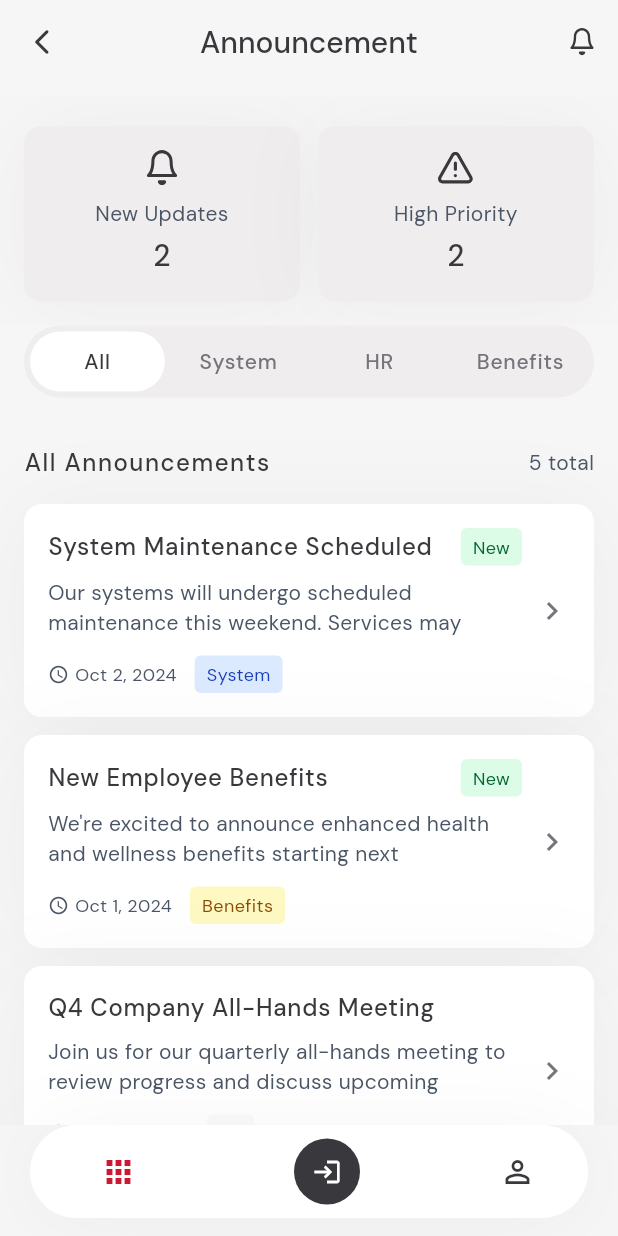
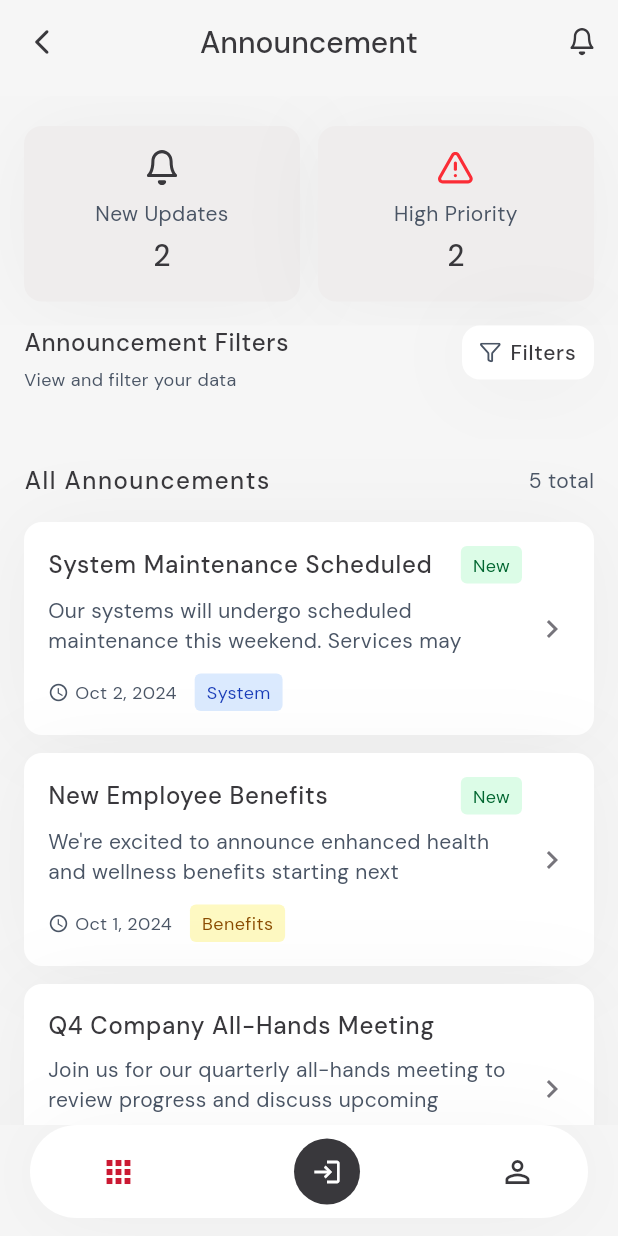
Before and after one commit to salma-al/smartvision-mobile-app, a Flutter app: the CompanyOverviewPage screen opened directly, item 3 of the bottom bar chosen, after a tap on "Announcements", on a phone screen of 412 x 824 dp. Run offline on Flutter 3.47's test engine with Material 3 defaults, Android fonts, the light colour scheme and no system bars; our stand-ins replace flutter_svg, google_fonts.

Commit message:
style(announcement):style tweaks

```diff
--- a/lib/constants/app_constants.dart
+++ b/lib/constants/app_constants.dart
@@ -120,6 +120,15 @@ class AppTypography {
   );
 
   // 14px, 400, 20px line-height, darkText
+  static TextStyle body16({Color? color}) => TextStyle(
+    fontSize: 16,
+    fontWeight: FontWeight.w400,
+    height: 20 / 14,
+    color: color ?? AppColors.darkText,
+    fontFamily: GoogleFonts.dmSans().fontFamily,
+  );
+
+  // 14px, 400, 20px line-height, darkText
   static TextStyle body14({Color? color}) => TextStyle(
     fontSize: 14,
     fontWeight: FontWeight.w400,
--- a/lib/pages/announcements_page.dart
+++ b/lib/pages/announcements_page.dart
@@ -3,6 +3,7 @@ import 'package:flutter_svg/flutter_svg.dart';
 import '../constants/app_constants.dart';
 import '../widgets/base_scaffold.dart';
 import '../widgets/secondary_app_bar.dart';
+import '../widgets/filter_panel.dart';
 import 'announcement_detail_page.dart';
 
 class AnnouncementsPage extends StatefulWidget {
@@ -13,7 +14,7 @@ class AnnouncementsPage extends StatefulWidget {
 }
 
 class _AnnouncementsPageState extends State<AnnouncementsPage> {
-  String selectedTab = 'All';
+  String selectedCategory = 'All';
 
   final List<Map<String, dynamic>> announcements = [
     {
@@ -67,10 +68,10 @@ class _AnnouncementsPageState extends State<AnnouncementsPage> {
   ];
 
   List<Map<String, dynamic>> get filteredAnnouncements {
-    if (selectedTab == 'All') {
+    if (selectedCategory == 'All') {
       return announcements;
     }
-    return announcements.where((a) => a['tag'] == selectedTab).toList();
+    return announcements.where((a) => a['tag'] == selectedCategory).toList();
   }
 
   int get newUpdatesCount =>
@@ -114,27 +115,20 @@ class _AnnouncementsPageState extends State<AnnouncementsPage> {
             ),
           ),
 
-          // Tabs Section
+          // Filter Section
           Container(
             color: AppColors.backgroundColor,
             padding: const EdgeInsets.fromLTRB(16, 0, 16, 16),
-            child: Container(
-              padding: const EdgeInsets.all(4),
-              decoration: BoxDecoration(
-                color: AppColors.darkBackgroundColor,
-                borderRadius: BorderRadius.circular(100),
-              ),
-              child: Row(
-                children: [
-                  _buildTabButton('All'),
-                  const SizedBox(width: 4),
-                  _buildTabButton('System'),
-                  const SizedBox(width: 4),
-                  _buildTabButton('HR'),
-                  const SizedBox(width: 4),
-                  _buildTabButton('Benefits'),
-                ],
-              ),
+            child: FilterPanel(
+              pageTitle: 'Announcement Filters',
+              pageSubtitle: 'View and filter your data',
+              typeLabel: 'Category',
+              typeOptions: const ['All', 'System', 'HR', 'Benefits', 'Security'],
+              onFilter: (from, to, type, status, needAction) {
+                setState(() {
+                  selectedCategory = type;
+                });
+              },
             ),
           ),
 
@@ -180,6 +174,11 @@ class _AnnouncementsPageState extends State<AnnouncementsPage> {
     required String label,
     required int count,
   }) {
+    // Use red color for alert/high priority icon
+    final iconColor = iconPath.contains('alert')
+        ? AppColors.notificationBadgeColor
+        : AppColors.darkText;
+
     return Container(
       padding: const EdgeInsets.all(16),
       decoration: BoxDecoration(
@@ -193,7 +192,7 @@ class _AnnouncementsPageState extends State<AnnouncementsPage> {
             iconPath,
             width: 24,
             height: 24,
-            color: AppColors.darkText,
+            color: iconColor,
           ),
           const SizedBox(height: 8),
           Text(
@@ -207,33 +206,6 @@ class _AnnouncementsPageState extends State<AnnouncementsPage> {
             style: AppTypography.h3(),
           ),
         ],
-      ),
-    );
-  }
-
-  Widget _buildTabButton(String label) {
-    final isSelected = selectedTab == label;
-    return Expanded(
-      child: GestureDetector(
-        onTap: () {
-          setState(() {
-            selectedTab = label;
-          });
-        },
-        child: Container(
-          padding: const EdgeInsets.symmetric(vertical: 10),
-          decoration: BoxDecoration(
-            color: isSelected ? AppColors.white : Colors.transparent,
-            borderRadius: BorderRadius.circular(100),
-          ),
-          child: Text(
-            label,
-            style: AppTypography.p14(
-              color: isSelected ? AppColors.darkText : AppColors.greyText,
-            ),
-            textAlign: TextAlign.center,
-          ),
-        ),
       ),
     );
   }
--- a/lib/pages/company_overview_page.dart
+++ b/lib/pages/company_overview_page.dart
@@ -26,6 +26,10 @@ class CompanyOverviewPage extends StatelessWidget {
               children: [
                 // About Section
                 _buildAboutSection(),
+                const SizedBox(height: 20),
+
+                // Company Information Section
+                _buildCompanyInfoSection(),
                 const SizedBox(height: 20),
 
                 // Contact Information Section
@@ -65,23 +69,19 @@ class CompanyOverviewPage extends StatelessWidget {
           // Section Title with Icon
           Row(
             children: [
-              Container(
+              SvgPicture.asset(
+                'assets/icons/building.svg',
                 width: 24,
                 height: 24,
-                decoration: BoxDecoration(
-                  color: AppColors.darkText,
-                  borderRadius: BorderRadius.circular(4),
-                ),
-                child: const Icon(
-                  Icons.business,
-                  color: AppColors.white,
-                  size: 16,
+                colorFilter: const ColorFilter.mode(
+                  AppColors.darkText,
+                  BlendMode.srcIn,
                 ),
               ),
               const SizedBox(width: 8),
               Text(
                 'About Smart Vision Group',
-                style: AppTypography.h4(),
+                style: AppTypography.body16(),
               ),
             ],
           ),
@@ -90,9 +90,45 @@ class CompanyOverviewPage extends StatelessWidget {
           // Description
           Text(
             'Smart Vision Group for engineering services, established in Sharjah, UAE, in 2013, is an engineering consultancy firm with branches in Dubai, Sharjah, Abu Dhabi, and Egypt. Specializing in comprehensive engineering solutions for various types of properties, our team of professional engineers is dedicated to transforming visions into reality with precision and care. We are committed to excellence and maintain the highest standards in all sectors of engineering consultancy.',
-            style: AppTypography.body14(),
+            style: AppTypography.body16(),
           ),
-          const SizedBox(height: 24),
+        ],
+      ),
+    );
+  }
+
+  Widget _buildCompanyInfoSection() {
+    return Container(
+      width: double.infinity,
+      padding: const EdgeInsets.all(16.0),
+      decoration: BoxDecoration(
+        color: AppColors.white,
+        borderRadius: BorderRadius.circular(AppBorderRadius.radius12),
+        boxShadow: AppShadows.defaultShadow,
+      ),
+      child: Column(
+        crossAxisAlignment: CrossAxisAlignment.start,
+        children: [
+          // Section Title with Icon
+          Row(
+            children: [
+              SvgPicture.asset(
+                'assets/icons/company.svg',
+                width: 24,
+                height: 24,
+                colorFilter: const ColorFilter.mode(
+                  AppColors.darkText,
+                  BlendMode.srcIn,
+                ),
+              ),
+              const SizedBox(width: 8),
+              Text(
+                'Company Information',
+                style: AppTypography.body16(),
+              ),
+            ],
+          ),
+          const SizedBox(height: 16),
 
           // Company Stats
           Row(
@@ -148,23 +184,19 @@ class CompanyOverviewPage extends StatelessWidget {
           // Section Title with Icon
           Row(
             children: [
-              Container(
+              SvgPicture.asset(
+                'assets/icons/phone.svg',
                 width: 24,
                 height: 24,
-                decoration: BoxDecoration(
-                  color: AppColors.darkText,
-                  borderRadius: BorderRadius.circular(4),
-                ),
-                child: const Icon(
-                  Icons.phone,
-                  color: AppColors.white,
-                  size: 16,
+                colorFilter: const ColorFilter.mode(
+                  AppColors.darkText,
+                  BlendMode.srcIn,
                 ),
               ),
               const SizedBox(width: 8),
               Text(
                 'Contact Information',
-                style: AppTypography.h4(),
+                style: AppTypography.body16(),
               ),
             ],
           ),
@@ -284,23 +316,19 @@ class CompanyOverviewPage extends StatelessWidget {
           // Section Title with Icon
           Row(
             children: [
-              Container(
+              SvgPicture.asset(
+                'assets/icons/values.svg',
                 width: 24,
                 height: 24,
-                decoration: BoxDecoration(
-                  color: AppColors.darkText,
-                  borderRadius: BorderRadius.circular(4),
-                ),
-                child: const Icon(
-                  Icons.star,
-                  color: AppColors.white,
-                  size: 16,
+                colorFilter: const ColorFilter.mode(
+                  AppColors.darkText,
+                  BlendMode.srcIn,
                 ),
               ),
               const SizedBox(width: 8),
               Text(
                 'Our Values',
-                style: AppTypography.h4(),
+                style: AppTypography.body16(),
               ),
             ],
           ),
@@ -346,23 +374,19 @@ class CompanyOverviewPage extends StatelessWidget {
           // Section Title with Icon
           Row(
             children: [
-              Container(
+              SvgPicture.asset(
+                'assets/icons/benefits.svg',
                 width: 24,
                 height: 24,
-                decoration: BoxDecoration(
-                  color: AppColors.darkText,
-                  borderRadius: BorderRadius.circular(4),
-                ),
-                child: const Icon(
-                  Icons.card_giftcard,
-                  color: AppColors.white,
-                  size: 16,
+                colorFilter: const ColorFilter.mode(
+                  AppColors.darkText,
+                  BlendMode.srcIn,
                 ),
               ),
               const SizedBox(width: 8),
               Text(
                 'Employee Benefits',
-                style: AppTypography.h4(),
+                style: AppTypography.body16(),
               ),
             ],
           ),
@@ -397,23 +421,19 @@ class CompanyOverviewPage extends StatelessWidget {
           // Section Title with Icon
           Row(
             children: [
-              Container(
+              SvgPicture.asset(
+                'assets/icons/mission.svg',
                 width: 24,
                 height: 24,
-                decoration: BoxDecoration(
-                  color: AppColors.darkText,
-                  borderRadius: BorderRadius.circular(4),
-                ),
-                child: const Icon(
-                  Icons.flag,
-                  color: AppColors.white,
-                  size: 16,
+                colorFilter: const ColorFilter.mode(
+                  AppColors.darkText,
+                  BlendMode.srcIn,
                 ),
               ),
               const SizedBox(width: 8),
               Text(
                 'Mission Statement',
-                style: AppTypography.h4(),
+                style: AppTypography.body16(),
               ),
             ],
           ),
@@ -432,7 +452,7 @@ class CompanyOverviewPage extends StatelessWidget {
             ),
             child: Text(
               '"To empower businesses worldwide through innovative technology solutions that drive growth, efficiency, and success. We are committed to creating value for our clients, employees, and communities while maintaining the highest standards of integrity and excellence."',
-              style: AppTypography.body14(color: AppColors.darkText).copyWith(
+              style: AppTypography.body16(color: AppColors.darkText).copyWith(
                 fontStyle: FontStyle.italic,
               ),
             ),
@@ -487,7 +507,7 @@ class CompanyOverviewPage extends StatelessWidget {
         const SizedBox(height: 4),
         Text(
           description,
-          style: AppTypography.helperText(),
+          style: AppTypography.body16(),
         ),
       ],
     );
@@ -512,7 +532,7 @@ class CompanyOverviewPage extends StatelessWidget {
           Expanded(
             child: Text(
               text,
-              style: AppTypography.body14(),
+              style: AppTypography.body16(),
             ),
           ),
         ],
--- a/lib/pages/profile_page.dart
+++ b/lib/pages/profile_page.dart
@@ -254,15 +254,22 @@ class ProfilePage extends StatelessWidget {
           shape: RoundedRectangleBorder(
             borderRadius: BorderRadius.circular(AppBorderRadius.radius12),
           ),
-          child: Padding(
-            padding: const EdgeInsets.all(24),
+          insetPadding: const EdgeInsets.symmetric(horizontal: 16),
+          child: Container(
+            width: double.infinity,
+            padding: const EdgeInsets.all(25),
             child: Column(
               mainAxisSize: MainAxisSize.min,
               children: [
                 // Title
                 Text(
                   'Logout Confirmation',
-                  style: AppTypography.h4(),
+                  style: const TextStyle(
+                    fontSize: 18,
+                    fontWeight: FontWeight.w700,
+                    height: 28 / 18,
+                    color: AppColors.darkText,
+                  ),
                   textAlign: TextAlign.center,
                 ),
                 const SizedBox(height: 16),
@@ -290,7 +297,7 @@ class ProfilePage extends StatelessWidget {
                       backgroundColor: AppColors.getAccentColor(CompanyTheme.groupCompany),
                       foregroundColor: AppColors.white,
                       elevation: 0,
-                      padding: const EdgeInsets.symmetric(vertical: 16),
+                      padding: const EdgeInsets.symmetric(vertical: 8),
                       shape: RoundedRectangleBorder(
                         borderRadius: BorderRadius.circular(AppBorderRadius.radius8),
                       ),
@@ -301,7 +308,7 @@ class ProfilePage extends StatelessWidget {
                     ),
                   ),
                 ),
-                const SizedBox(height: 12),
+                const SizedBox(height: 8),
 
                 // Cancel Button (White, text style)
                 SizedBox(
@@ -309,9 +316,14 @@ class ProfilePage extends StatelessWidget {
                   child: TextButton(
                     onPressed: () => Navigator.pop(context),
                     style: TextButton.styleFrom(
-                      padding: const EdgeInsets.symmetric(vertical: 16),
+                      backgroundColor: Colors.white,
+                      padding: const EdgeInsets.symmetric(vertical: 8),
                       shape: RoundedRectangleBorder(
                         borderRadius: BorderRadius.circular(AppBorderRadius.radius8),
+                        side: BorderSide(
+                          color: Colors.black.withOpacity(0.10),
+                          width: 1.173,
+                        ),
                       ),
                     ),
                     child: Text(
--- a/lib/widgets/filter_panel.dart
+++ b/lib/widgets/filter_panel.dart
@@ -86,7 +86,7 @@ class _FilterPanelState extends State<FilterPanel> {
                   crossAxisAlignment: CrossAxisAlignment.start,
                   children: [
                     if (widget.pageTitle != null)
-                      Text(widget.pageTitle!, style: AppTypography.h3()),
+                      Text(widget.pageTitle!, style: AppTypography.p16()),
                     if (widget.pageTitle != null && widget.pageSubtitle != null)
                       const SizedBox(height: 4),
                     if (widget.pageSubtitle != null)
```
Also changed, not shown: assets/icons/benefits.svg (added), assets/icons/building.svg (added), assets/icons/earnings.svg (added), assets/icons/egp.svg (added), assets/icons/phone.svg (added), assets/icons/pin.svg (added), assets/icons/values.svg (added).
